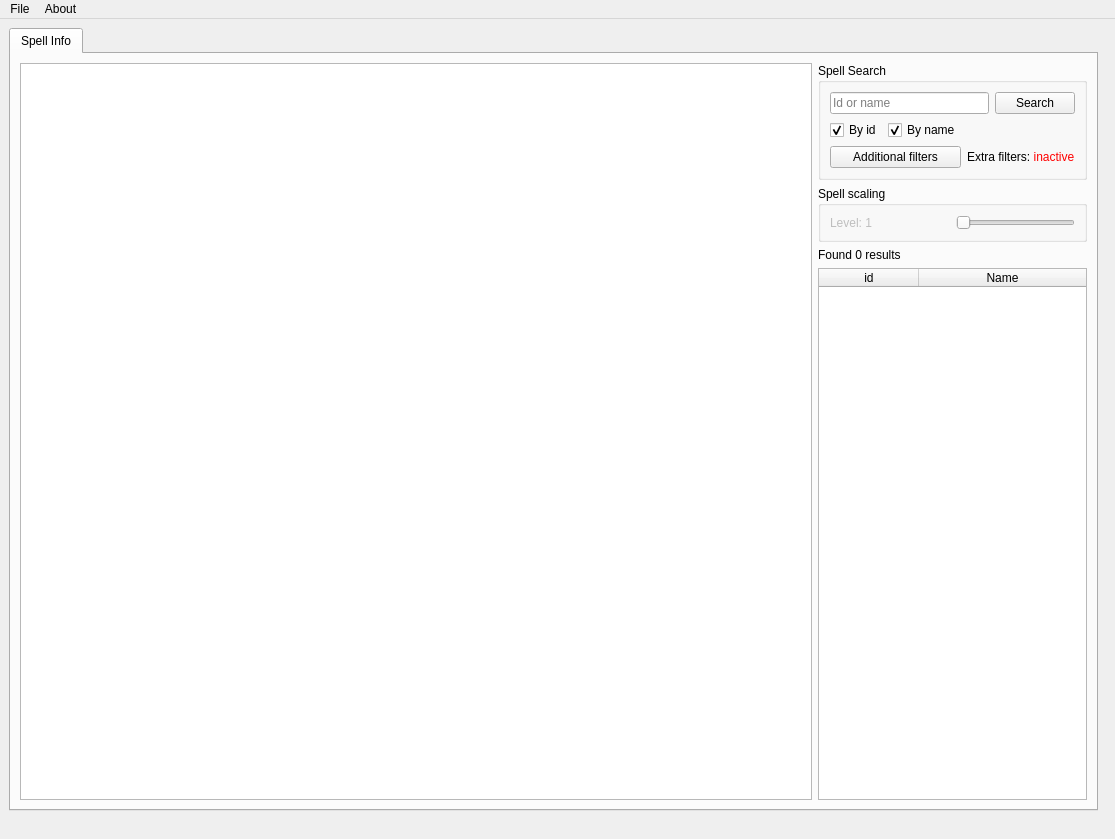
Qt form src/Forms/mainwindow.ui (sanctum32/QWoWSpellWork) before a commit.
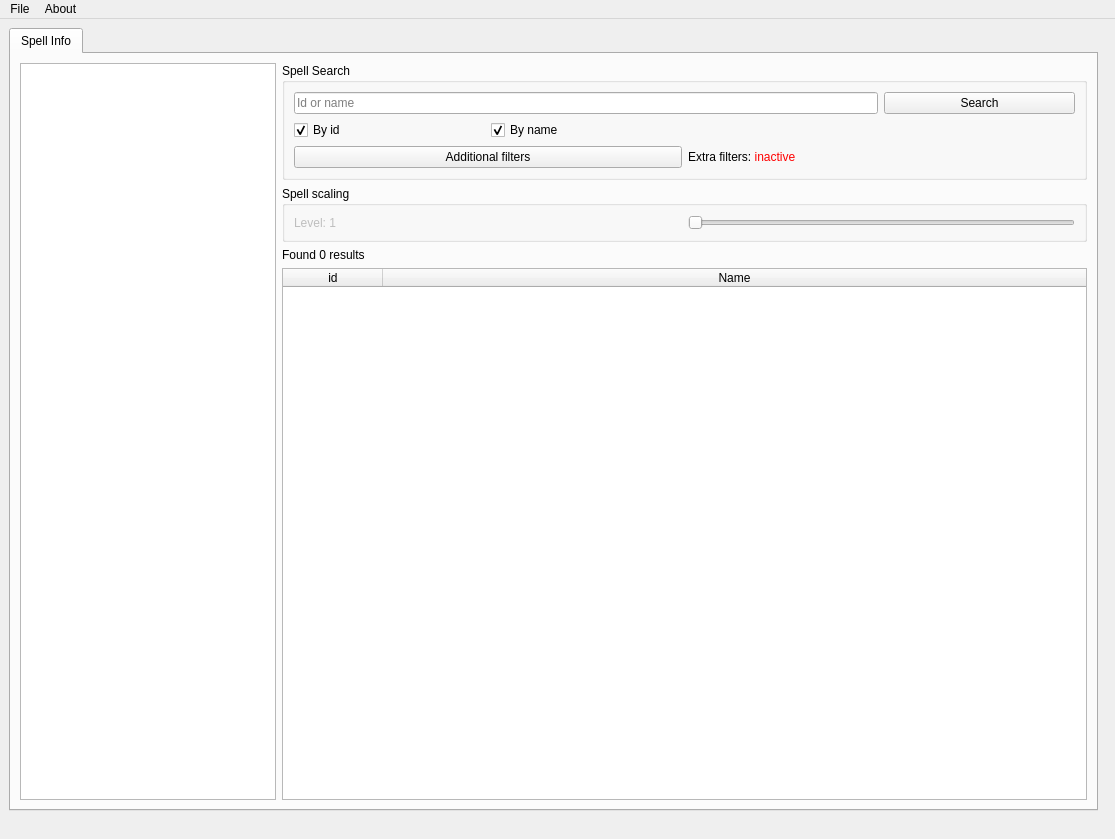
The same form after that commit.

```diff
--- a/src/Forms/mainwindow.ui
+++ b/src/Forms/mainwindow.ui
@@ -104,7 +104,7 @@
                <bool>true</bool>
               </property>
               <property name="sizePolicy">
-               <sizepolicy hsizetype="Expanding" vsizetype="Expanding">
+               <sizepolicy hsizetype="Maximum" vsizetype="Expanding">
                 <horstretch>0</horstretch>
                 <verstretch>0</verstretch>
                </sizepolicy>
```
